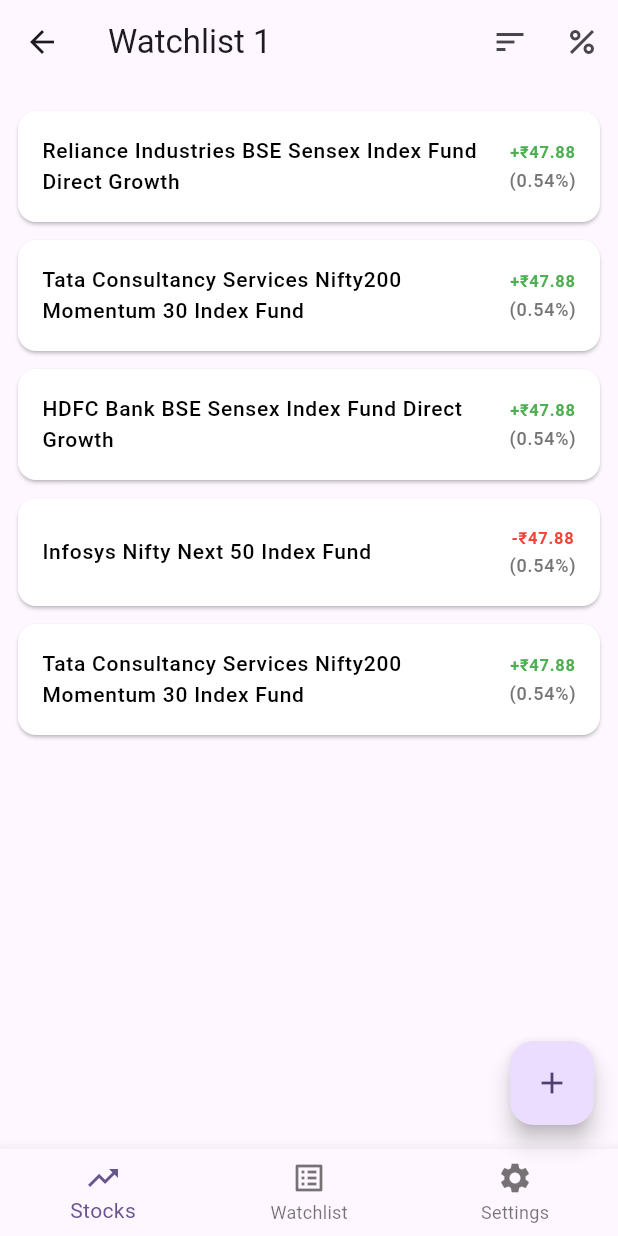
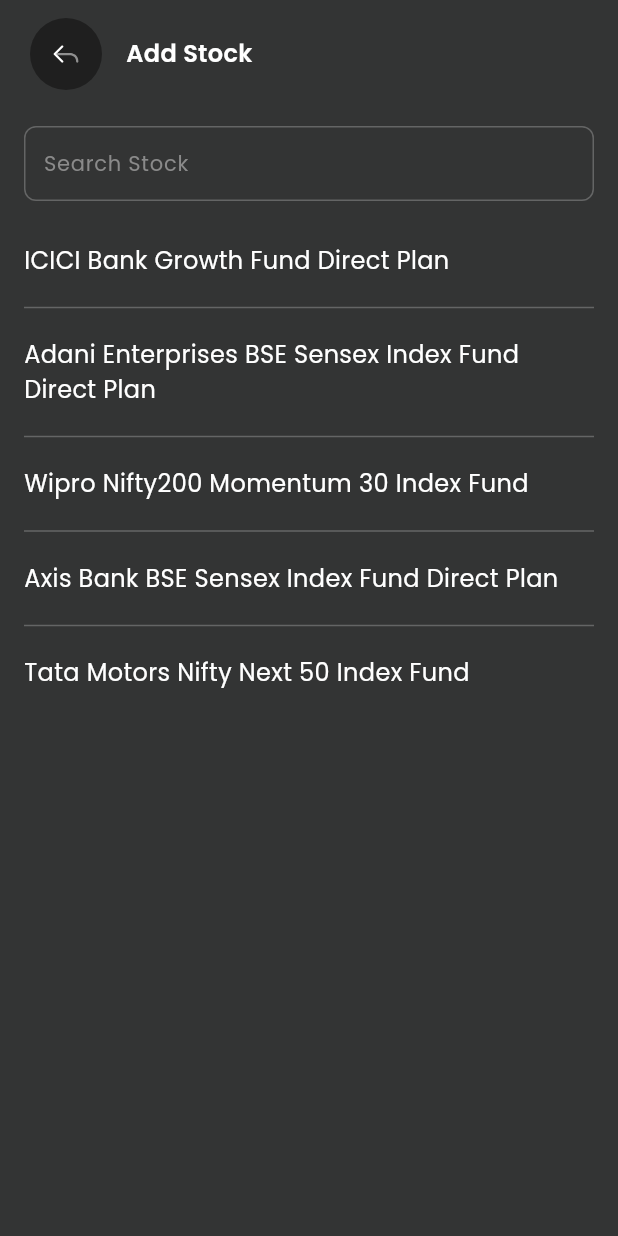
Before and after one commit to Abhishekpanchal07/stock_app, a Flutter app: the screen it shows after launch, on a phone screen of 412 x 824 dp. Run offline on Flutter 3.47's test engine with Material 3 defaults, Android fonts, the phone set to English and light mode, and no system bars; our stand-ins replace flutter_svg.

Commit message:
Add Fonts, set App Theme and creates Add Stock Screen

```diff
--- /dev/null
+++ b/lib/app_theme/app_theme.dart
@@ -0,0 +1,62 @@
+import 'package:beyond_stock_app/core/constants/color_constants.dart';
+import 'package:beyond_stock_app/core/constants/string_constants.dart';
+import 'package:flutter/material.dart';
+
+class AppTheme {
+  static ThemeData get darkTheme {
+    return ThemeData(
+      brightness: Brightness.dark,
+      scaffoldBackgroundColor: ColorConstants.scaffoldBgColor,
+      primaryColor: ColorConstants.accentColor,
+      fontFamily:StringConstants.fontFamily,
+      appBarTheme: AppBarTheme(
+        backgroundColor: ColorConstants.bgColor,
+        iconTheme: const IconThemeData(color: Colors.white),
+        titleTextStyle: const TextStyle(
+          fontFamily:StringConstants.fontFamily,
+          color: Colors.white,
+          fontSize: 18,
+          fontWeight: FontWeight.bold,
+        ),
+        elevation: 0,
+      ),
+      bottomNavigationBarTheme: BottomNavigationBarThemeData(
+        backgroundColor: ColorConstants.scaffoldBgColor,
+        selectedItemColor: ColorConstants.accentColor,
+        unselectedItemColor: Colors.grey,
+        selectedIconTheme: const IconThemeData(size: 24),
+      ),
+      floatingActionButtonTheme: FloatingActionButtonThemeData(
+        backgroundColor: ColorConstants.accentColor,
+      ),
+      textTheme: const TextTheme(
+        displayLarge: TextStyle(
+          fontFamily:StringConstants.fontFamily,
+          fontWeight: FontWeight.bold,
+          fontSize: 32,
+          color: ColorConstants.textColor,
+        ),
+        headlineSmall: TextStyle(
+          fontFamily:StringConstants.fontFamily,
+          fontWeight: FontWeight.w600,
+          fontSize: 20,
+          color: ColorConstants.textColor,
+        ),
+        bodyMedium: TextStyle(
+          fontFamily:StringConstants.fontFamily,
+          fontWeight: FontWeight.w400,
+          fontSize: 16,
+          color: ColorConstants.textColor,
+        ),
+        bodySmall: TextStyle(
+          fontFamily:StringConstants.fontFamily,
+          fontWeight: FontWeight.w400,
+          fontSize: 14,
+          color: ColorConstants.textColor,
+        ),
+      ),
+      dividerColor: Colors.grey.shade800,
+      iconTheme: const IconThemeData(color: Colors.white),
+    );
+  }
+}
--- /dev/null
+++ b/lib/core/constants/color_constants.dart
@@ -0,0 +1,12 @@
+import 'package:flutter/material.dart';
+
+class ColorConstants {
+  static const scaffoldBgColor = Color(0xFF333434);
+  static const searchStockColor = Color(0xFF8A8A8A);
+  static const bgColor = Color(0xFF121314);
+    static const Color green = Color(0xFF00FF9D); // Assuming for +₹ values
+  static const Color red = Color(0xFFFF4747);   // Assuming for -₹ values
+  static const Color textColor = Colors.white;
+  static const Color greyText = Colors.grey;
+  static const Color accentColor = Color(0xFF00BFA6); // For FAB and similar accents
+}
--- a/lib/core/constants/string_constants.dart
+++ b/lib/core/constants/string_constants.dart
@@ -1,4 +1,8 @@
 class StringConstants{
-  static const stockApp = "Stock App";
+  static const appName = "Stock App";
+  static const watchList1 = "watchList 1";
+  static const addStock = "Add Stock";
+  static const fontFamily = "poppins";
+  static const searchStock = 'Search Stock';
   static const apiSecretKey = "5d71c57bc47541ba980571bf2ab717bf";
 }
--- a/lib/core/constants/svg_image_constants.dart
+++ b/lib/core/constants/svg_image_constants.dart
@@ -1,3 +1,3 @@
-class SvgImageConstants{
-
+class SvgImageConstants {
+  static const backIcon = "assets/images/svg/back_icon.svg";
 }
--- a/lib/main.dart
+++ b/lib/main.dart
@@ -1,5 +1,6 @@
+import 'package:beyond_stock_app/app_theme/app_theme.dart';
 import 'package:beyond_stock_app/core/constants/string_constants.dart';
-import 'package:beyond_stock_app/screens/watchlist.dart';
+import 'package:beyond_stock_app/screens/add_stock.dart';
 import 'package:flutter/material.dart';
 
 void main() {
@@ -13,12 +14,9 @@
   @override
   Widget build(BuildContext context) {
     return MaterialApp(
-      title: StringConstants.stockApp,
-      theme: ThemeData(
-        colorScheme: ColorScheme.fromSeed(seedColor: Colors.deepPurple),
-        useMaterial3: true,
-      ),
-      home: const WatchlistScreen(),
+      title: StringConstants.appName,
+      theme: AppTheme.darkTheme,
+      home: const AddStock(),
     );
   }
 }
--- /dev/null
+++ b/lib/screens/add_stock.dart
@@ -0,0 +1,79 @@
+import 'package:beyond_stock_app/core/constants/string_constants.dart';
+import 'package:beyond_stock_app/widgets/common_helper_widgets/custom_app_bar.dart';
+import 'package:beyond_stock_app/widgets/common_helper_widgets/custom_bottom_sheet.dart';
+import 'package:beyond_stock_app/widgets/common_helper_widgets/custom_search_bar.dart';
+import 'package:flutter/material.dart';
+
+class AddStock extends StatelessWidget {
+  const AddStock({super.key});
+
+  @override
+  Widget build(BuildContext context) {
+    final List<String> stockList = [
+      'ICICI Bank Growth Fund Direct Plan',
+      'Adani Enterprises BSE Sensex Index Fund Direct Plan',
+      'Wipro Nifty200 Momentum 30 Index Fund',
+      'Axis Bank BSE Sensex Index Fund Direct Plan',
+      'Tata Motors Nifty Next 50 Index Fund',
+    ];
+    return GestureDetector(
+      onTap: () => FocusScope.of(context).unfocus(),
+      child: Scaffold(
+        appBar: CustomAppBar(
+          title: StringConstants.addStock,
+          fontSize: 16,
+          fontWeight: FontWeight.w600,
+        ),
+        body: Padding(
+          padding: const EdgeInsets.symmetric(horizontal: 16.0, vertical: 12),
+          child: Column(
+            children: [
+              // Search Bar
+              CustomSearchBar(),
+              SizedBox(height: 16),
+              // List
+              Expanded(
+                child: ListView.separated(
+                  itemCount: stockList.length,
+                  separatorBuilder: (_, __) => Divider(color: Colors.white24),
+                  itemBuilder: (context, index) {
+                    return Padding(
+                      padding: const EdgeInsets.symmetric(vertical: 12.0),
+                      child: GestureDetector(
+                        onTap: () {
+                          showCustomBottomSheet(
+                            context: context,
+                            title: 'Add to watchlist',
+                            description:
+                                'Following stock will be added to the watchlist.',
+                            content: 'HDFC Bank Large Cap Fund Direct Growth',
+                            onConfirm: () {
+                              // handle add
+                              Navigator.pop(context);
+                            },
+                            onCancel: () {
+                              Navigator.pop(context);
+                            },
+                          );
+                        },
+                        child: Text(
+                          stockList[index],
+                          style: TextStyle(
+                            color: Colors.white,
+                            fontSize: 16,
+                            overflow: TextOverflow.ellipsis,
+                          ),
+                          maxLines: 2,
+                        ),
+                      ),
+                    );
+                  },
+                ),
+              ),
+            ],
+          ),
+        ),
+      ),
+    );
+  }
+}
--- /dev/null
+++ b/lib/widgets/common_helper_widgets/custom_app_bar.dart
@@ -0,0 +1,61 @@
+import 'package:beyond_stock_app/core/constants/color_constants.dart';
+import 'package:beyond_stock_app/core/constants/svg_image_constants.dart';
+import 'package:flutter/material.dart';
+import 'package:flutter_svg/flutter_svg.dart';
+
+class CustomAppBar extends StatelessWidget implements PreferredSizeWidget {
+  final String title;
+  final double? fontSize;
+  final FontWeight? fontWeight;
+
+  const CustomAppBar(
+      {super.key, required this.title, this.fontSize, this.fontWeight});
+
+  @override
+  Widget build(BuildContext context) {
+    return SafeArea(
+      child: Container(
+        height: preferredSize.height,
+        padding: const EdgeInsets.symmetric(horizontal: 20),
+        decoration: BoxDecoration(
+          color: ColorConstants.scaffoldBgColor, // Use your scaffold color
+        ),
+        child: Row(
+          children: [
+            GestureDetector(
+              onTap: () => Navigator.pop(context),
+              child: Container(
+                height: 48,
+                width: 48,
+                padding: const EdgeInsets.all(12), // centers the icon (24x24)
+                decoration: BoxDecoration(
+                  color: const Color(0xFF1F1F1F), // Adjust as per your design
+                  borderRadius: BorderRadius.circular(24),
+                ),
+                child: SvgPicture.asset(
+                  SvgImageConstants.backIcon,
+                  height: 24,
+                  width: 24,
+                  color: Colors.white,
+                ),
+              ),
+            ),
+            const SizedBox(width: 16),
+            Text(
+              title,
+              style: TextStyle(
+                fontSize: fontSize ?? 20,
+                fontWeight: fontWeight ?? FontWeight.w600,
+                color: Colors.white,
+              ),
+            ),
+          ],
+        ),
+      ),
+    );
+  }
+
+  @override
+  Size get preferredSize =>
+      const Size.fromHeight(72); // Adjust height as needed
+}
--- /dev/null
+++ b/lib/widgets/common_helper_widgets/custom_search_bar.dart
@@ -0,0 +1,31 @@
+import 'package:beyond_stock_app/core/constants/color_constants.dart';
+import 'package:beyond_stock_app/core/constants/string_constants.dart';
+import 'package:flutter/material.dart';
+
+class CustomSearchBar extends StatelessWidget {
+  const CustomSearchBar({super.key});
+
+  @override
+  Widget build(BuildContext context) {
+    return Container(
+      decoration: BoxDecoration(
+        color: Colors.transparent,
+        border: Border.all(color: Colors.white24),
+        borderRadius: BorderRadius.circular(8),
+      ),
+      padding: EdgeInsets.symmetric(horizontal: 12),
+      child: TextField(
+        cursorColor: ColorConstants.searchStockColor,
+        style: TextStyle(color: Colors.white),
+        decoration: InputDecoration(
+          hintText: StringConstants.searchStock,
+          hintStyle: TextStyle(
+              color: ColorConstants.searchStockColor,
+              fontSize: 14,
+              fontFamily: StringConstants.fontFamily),
+          border: InputBorder.none,
+        ),
+      ),
+    );
+  }
+}
```
Also changed, not shown: lib/widgets/common_helper_widgets/custom_bottom_sheet.dart (added, +61 -0 lines), lib/widgets/common_helper_widgets/custom_button.dart (added, +40 -0 lines), lib/widgets/common_helper_widgets/svg_image.dart (added, +26 -0 lines), pubspec.yaml (+11 -6 lines), assets/fonts/Poppins-Bold.ttf (added), assets/fonts/Poppins-Medium.ttf (added), assets/fonts/Poppins-Regular.ttf (added), assets/fonts/Poppins-SemiBold.ttf (added), assets/images/svg/back_icon.svg (added).
